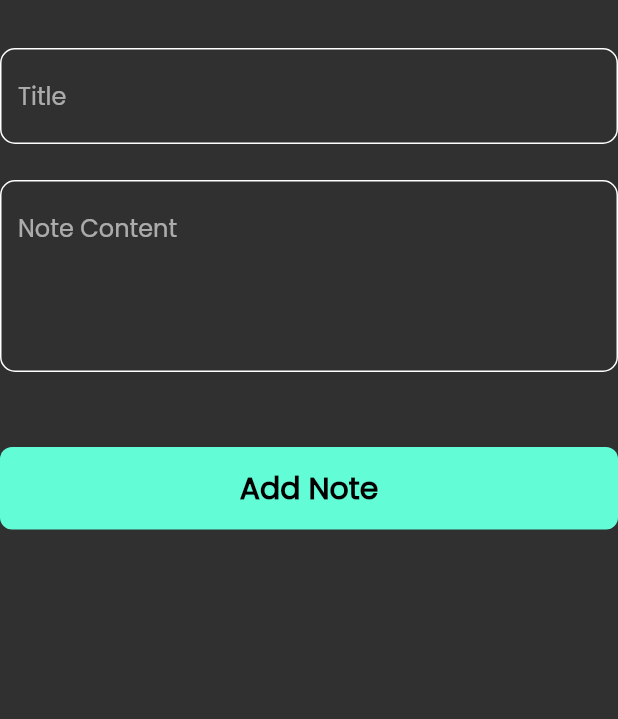
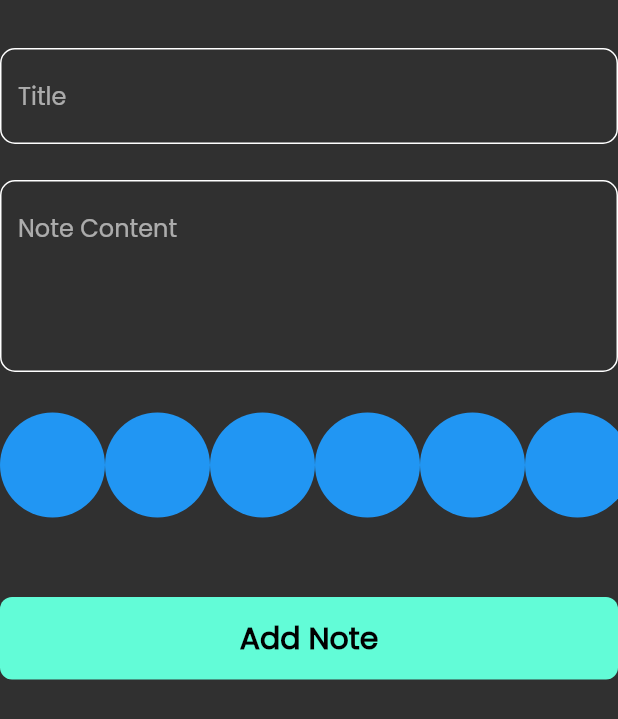
Before and after one commit to thekasho/notes_app_learning, a Flutter app: the AddNoteForm widget shown alone on an empty page, opened directly, on a phone screen of 412 x 824 dp. Shown: the top 719 px of the screen. Run offline on Flutter 3.47's test engine with Material 2 defaults, Android fonts, the phone set to English and light mode, and no system bars; our stand-ins replace bloc, flutter_bloc, font_awesome_flutter, hive, hive_flutter; accounts and stored records are empty.

Commit message:
create color list view items

```diff
--- a/lib/views/widgets/add_note_form.dart
+++ b/lib/views/widgets/add_note_form.dart
@@ -3,6 +3,7 @@
 import 'package:intl/intl.dart';
 import 'package:notter/cubits/add_note_cubit/add_note_cubit.dart';
 import 'package:notter/models/note_model.dart';
+import 'colors_list_view.dart';
 import 'custom_button.dart';
 import 'custom_text_fiedls.dart';
 
@@ -44,6 +45,8 @@
               subtitle = value;
             },
           ),
+          const SizedBox(height: 24.0),
+          const ColorsListView(),
           const SizedBox(height: 50.0),
           BlocBuilder<AddNoteCubit, AddNoteState>(
             builder: (context, state) {
@@ -57,7 +60,9 @@
                     var noteModel = NoteModel(
                       title: title!,
                       subTitle: subtitle!,
-                      date: DateFormat('EEEE, MMM d, yyyy').format(DateTime.now()).toString(),
+                      date: DateFormat('EEEE, MMM d, yyyy')
+                          .format(DateTime.now())
+                          .toString(),
                       color: Colors.blue.value,
                     );
 
--- /dev/null
+++ b/lib/views/widgets/colors_list_view.dart
@@ -0,0 +1,29 @@
+import 'package:flutter/material.dart';
+
+class ColorItem extends StatelessWidget {
+  const ColorItem({Key? key}) : super(key: key);
+
+  @override
+  Widget build(BuildContext context) {
+    return const CircleAvatar(
+      radius: 35,
+      backgroundColor: Colors.blue,
+    );
+  }
+}
+
+class ColorsListView extends StatelessWidget {
+  const ColorsListView({Key? key}) : super(key: key);
+
+  @override
+  Widget build(BuildContext context) {
+    return SizedBox(
+      height: 38 * 2,
+      child: ListView.builder(
+        itemCount: 10,
+        scrollDirection: Axis.horizontal,
+        itemBuilder: (context, index) => const ColorItem(),
+      ),
+    );
+  }
+}
```
